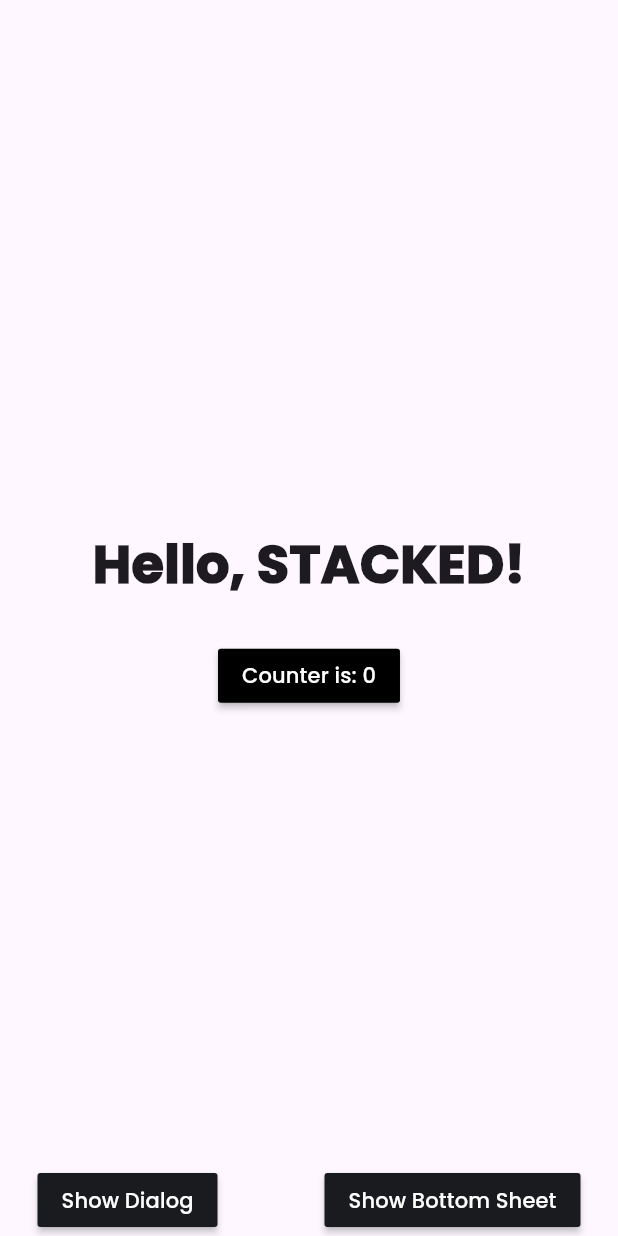
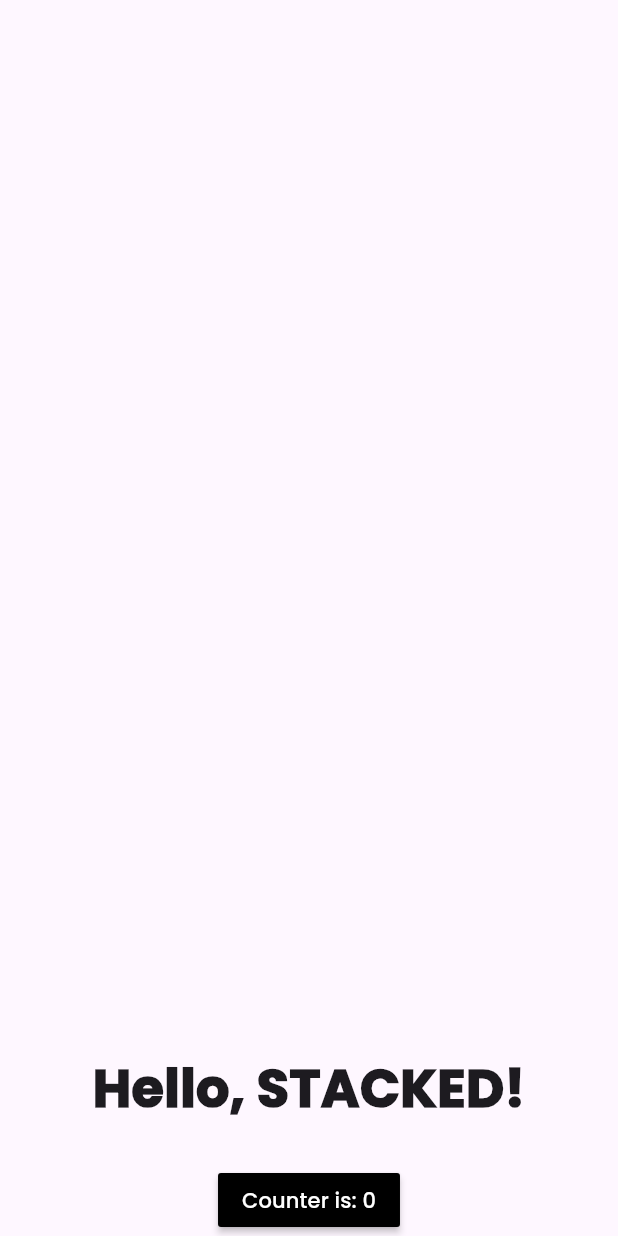
Before and after one commit to calebjesusegun/calpal, a Flutter app: the screen it shows after launch, on a phone screen of 412 x 824 dp. Run offline on Flutter 3.47's test engine with Material 3 defaults, Android fonts, the light colour scheme and no system bars; our stand-ins replace flutter_screenutil, stacked, stacked_services, stacked_shared.

```diff
--- a/lib/ui/views/home/home_view.dart
+++ b/lib/ui/views/home/home_view.dart
@@ -1,8 +1,6 @@
 import 'package:flutter/material.dart';
 import 'package:stacked/stacked.dart';
-import 'package:calpal/ui/common/app_colors.dart';
 import 'package:calpal/ui/common/ui_helpers.dart';
-
 import 'home_viewmodel.dart';
 
 class HomeView extends StackedView<HomeViewModel> {
@@ -44,31 +42,6 @@ class HomeView extends StackedView<HomeViewModel> {
                     ),
                   ],
                 ),
-                Row(
-                  mainAxisAlignment: MainAxisAlignment.spaceBetween,
-                  children: [
-                    MaterialButton(
-                      color: kcDarkGreyColor,
-                      onPressed: viewModel.showDialog,
-                      child: const Text(
-                        'Show Dialog',
-                        style: TextStyle(
-                          color: Colors.white,
-                        ),
-                      ),
-                    ),
-                    MaterialButton(
-                      color: kcDarkGreyColor,
-                      onPressed: viewModel.showBottomSheet,
-                      child: const Text(
-                        'Show Bottom Sheet',
-                        style: TextStyle(
-                          color: Colors.white,
-                        ),
-                      ),
-                    ),
-                  ],
-                )
               ],
             ),
           ),
```
Also changed, not shown: lib/ui/bottom_sheets/notice/notice_sheet.dart (+7 -7 lines), lib/ui/common/app_colors.dart (+6 -7 lines), lib/ui/dialogs/info_alert/info_alert_dialog.dart (+8 -9 lines).
